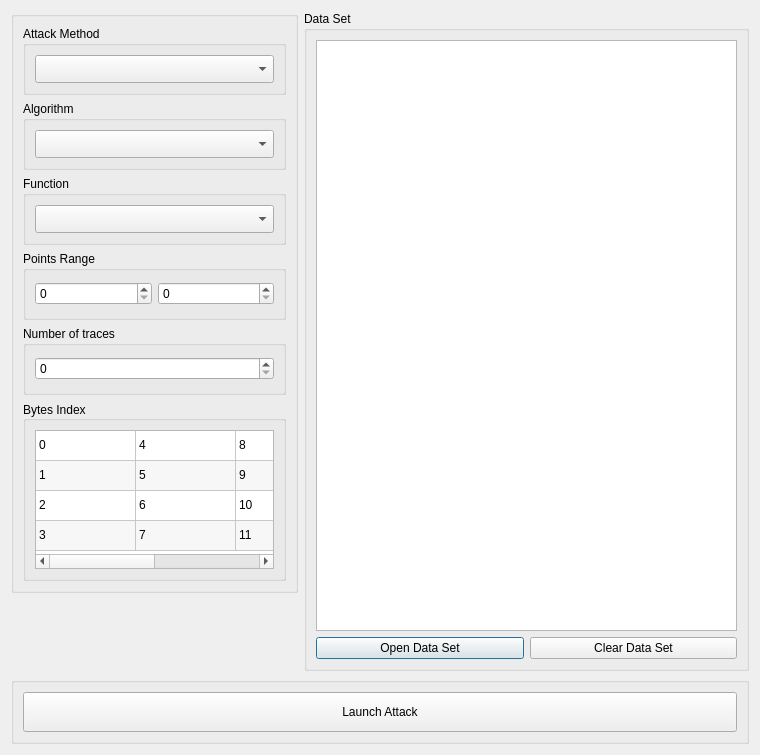
Above: attackwindow.ui from FdLSifu/qscat before the change. Below: the same form after it.
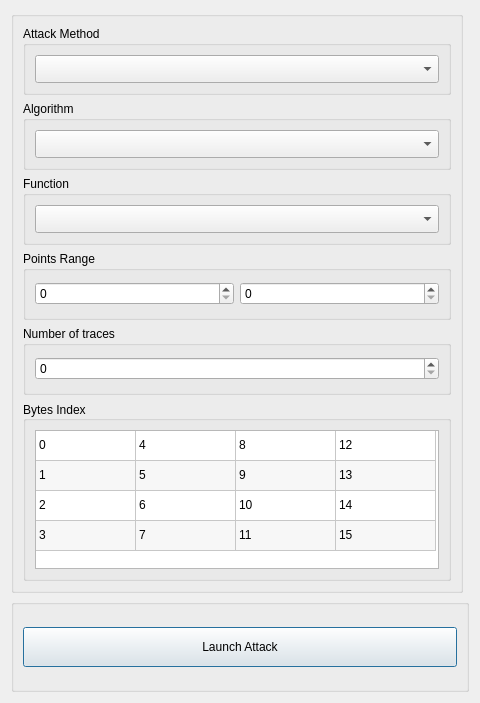
That is the form after the change.

Commit message: Associate curve and textIn Stop running attack

```diff
--- a/attackwindow.ui
+++ b/attackwindow.ui
@@ -6,8 +6,8 @@
    <rect>
     <x>0</x>
     <y>0</y>
-    <width>760</width>
-    <height>755</height>
+    <width>480</width>
+    <height>703</height>
    </rect>
   </property>
   <property name="sizePolicy">
@@ -29,121 +29,14 @@
    <string>Side Channel Attack</string>
   </property>
   <layout class="QGridLayout" name="gridLayout_2">
-   <item row="0" column="1" rowspan="2">
-    <widget class="QGroupBox" name="groupBox_2">
-     <property name="sizePolicy">
-      <sizepolicy hsizetype="Preferred" vsizetype="Expanding">
-       <horstretch>0</horstretch>
-       <verstretch>0</verstretch>
-      </sizepolicy>
-     </property>
-     <property name="minimumSize">
-      <size>
-       <width>0</width>
-       <height>0</height>
-      </size>
-     </property>
-     <property name="title">
-      <string>Data Set</string>
-     </property>
-     <layout class="QGridLayout" name="gridLayout">
-      <item row="0" column="0" colspan="2">
-       <widget class="QTableWidget" name="tableWidget">
-        <property name="maximumSize">
-         <size>
-          <width>511</width>
-          <height>16777215</height>
-         </size>
-        </property>
-        <property name="font">
-         <font>
-          <family>DejaVu Sans Mono</family>
-          <pointsize>9</pointsize>
-          <weight>50</weight>
-          <italic>false</italic>
-          <bold>false</bold>
-         </font>
-        </property>
-        <property name="sizeAdjustPolicy">
-         <enum>QAbstractScrollArea::AdjustToContents</enum>
-        </property>
-        <property name="editTriggers">
-         <set>QAbstractItemView::NoEditTriggers</set>
-        </property>
-        <property name="selectionMode">
-         <enum>QAbstractItemView::NoSelection</enum>
-        </property>
-        <property name="columnCount">
-         <number>1</number>
-        </property>
-        <attribute name="horizontalHeaderVisible">
-         <bool>false</bool>
-        </attribute>
-        <attribute name="horizontalHeaderStretchLastSection">
-         <bool>true</bool>
-        </attribute>
-        <attribute name="verticalHeaderStretchLastSection">
-         <bool>false</bool>
-        </attribute>
-        <column/>
-       </widget>
-      </item>
-      <item row="1" column="0">
-       <widget class="QPushButton" name="DataButton">
-        <property name="text">
-         <string>Open Data Set</string>
-        </property>
-       </widget>
-      </item>
-      <item row="1" column="1">
-       <widget class="QPushButton" name="ClearButton">
-        <property name="text">
-         <string>Clear Data Set</string>
-        </property>
-       </widget>
-      </item>
-     </layout>
-    </widget>
-   </item>
-   <item row="2" column="0" colspan="2">
-    <widget class="QGroupBox" name="groupBox">
-     <layout class="QGridLayout" name="gridLayout_3">
-      <item row="1" column="0">
-       <widget class="QPushButton" name="attackButton">
-        <property name="minimumSize">
-         <size>
-          <width>0</width>
-          <height>40</height>
-         </size>
-        </property>
-        <property name="text">
-         <string>Launch Attack</string>
-        </property>
-       </widget>
-      </item>
-     </layout>
-    </widget>
-   </item>
    <item row="0" column="0">
     <widget class="QGroupBox" name="left_gbox">
      <property name="sizePolicy">
-      <sizepolicy hsizetype="Fixed" vsizetype="Fixed">
+      <sizepolicy hsizetype="Preferred" vsizetype="Preferred">
        <horstretch>0</horstretch>
        <verstretch>0</verstretch>
       </sizepolicy>
      </property>
-     <property name="minimumSize">
-      <size>
-       <width>280</width>
-       <height>0</height>
-      </size>
-     </property>
-     <property name="maximumSize">
-      <size>
-       <width>300</width>
-       <height>750</height>
-      </size>
-     </property>
      <layout class="QGridLayout" name="gridLayout_10">
       <item row="0" column="0">
        <widget class="QGroupBox" name="groupBox_4">
@@ -499,18 +392,24 @@
      </layout>
     </widget>
    </item>
-   <item row="1" column="0">
-    <spacer name="verticalSpacer">
-     <property name="orientation">
-      <enum>Qt::Vertical</enum>
-     </property>
-     <property name="sizeHint" stdset="0">
-      <size>
-       <width>20</width>
-       <height>40</height>
-      </size>
-     </property>
-    </spacer>
+   <item row="1" column="0" colspan="2">
+    <widget class="QGroupBox" name="groupBox">
+     <layout class="QGridLayout" name="gridLayout_3">
+      <item row="1" column="0">
+       <widget class="QPushButton" name="attackButton">
+        <property name="minimumSize">
+         <size>
+          <width>0</width>
+          <height>40</height>
+         </size>
+        </property>
+        <property name="text">
+         <string>Launch Attack</string>
+        </property>
+       </widget>
+      </item>
+     </layout>
+    </widget>
    </item>
   </layout>
  </widget>
```
The commit also changes 5 other files.
